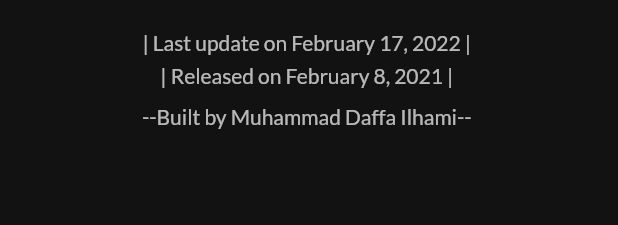
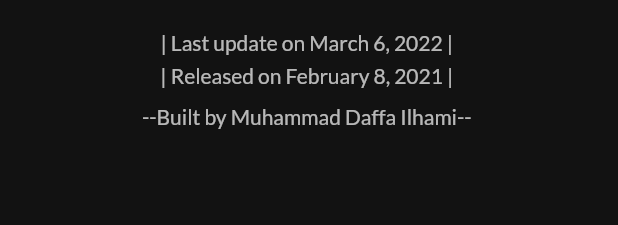
Before and after one commit to mdaffailhami/mdaffailhami, a Flutter app: the MyFooter widget shown alone on an empty page, opened directly, on a phone screen of 412 x 824 dp. Shown: the top 225 px of the screen. Run offline on Flutter 3.47's test engine with Material 2 defaults, Android fonts, the phone set to English and light mode, and no system bars; our stand-ins replace font_awesome_flutter, google_fonts, simple_shadow, url_strategy; network calls fail.

Commit message:
Mengganti last update pada Footer

```diff
--- a/lib/screens/home/components/footer.dart
+++ b/lib/screens/home/components/footer.dart
@@ -15,7 +15,7 @@ class MyFooter extends StatelessWidget {
           child: Column(
             children: [
               SelectableText(
-                '| Last update on February 17, 2022 |',
+                '| Last update on March 6, 2022 |',
                 style:
                     Theme.of(context).textTheme.caption?.copyWith(fontSize: 14),
               ),
```
